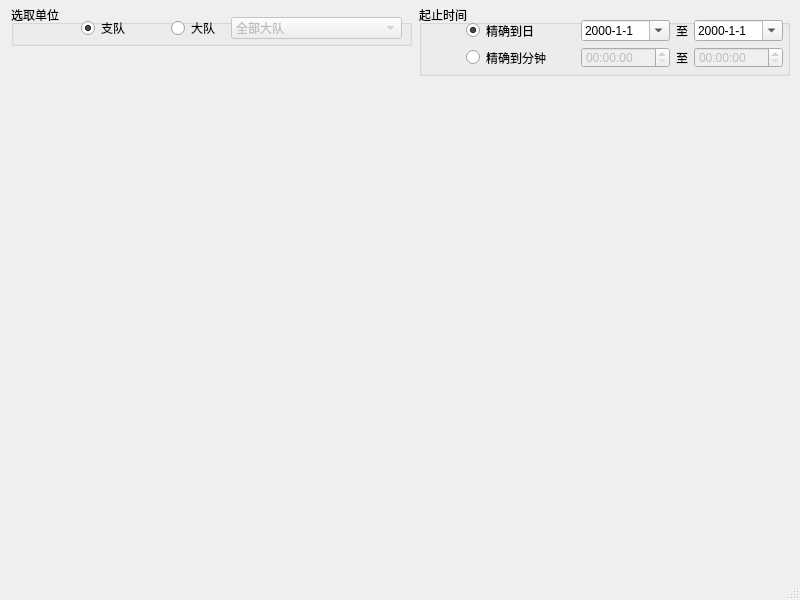
The window that test.ui (nnslyx/pythonProject) describes before a commit, drawn with Qt 5.
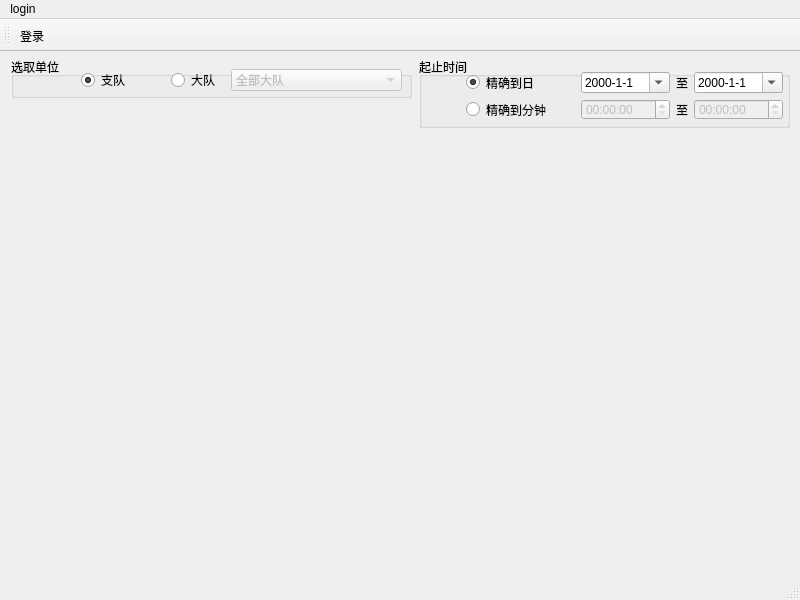
The same window after the commit.

Patch:
```diff
--- a/test.ui
+++ b/test.ui
@@ -219,7 +219,7 @@
     <property name="title">
      <string>起止时间</string>
     </property>
-    <widget class="QWidget" name="">
+    <widget class="QWidget" name="layoutWidget">
      <property name="geometry">
       <rect>
        <x>47</x>
@@ -341,8 +341,45 @@
      <height>23</height>
     </rect>
    </property>
+   <widget class="QMenu" name="menulogin">
+    <property name="title">
+     <string>login</string>
+    </property>
+    <addaction name="actionlogin"/>
+    <addaction name="separator"/>
+    <addaction name="actionclose"/>
+   </widget>
+   <addaction name="menulogin"/>
   </widget>
   <widget class="QStatusBar" name="statusbar"/>
+  <widget class="QToolBar" name="toolBar">
+   <property name="windowTitle">
+    <string>toolBar</string>
+   </property>
+   <attribute name="toolBarArea">
+    <enum>TopToolBarArea</enum>
+   </attribute>
+   <attribute name="toolBarBreak">
+    <bool>false</bool>
+   </attribute>
+   <addaction name="actionlogin"/>
+  </widget>
+  <action name="actionlogin">
+   <property name="text">
+    <string>登录</string>
+   </property>
+   <property name="toolTip">
+    <string>连接数据库</string>
+   </property>
+  </action>
+  <action name="actionclose">
+   <property name="text">
+    <string>关闭</string>
+   </property>
+   <property name="toolTip">
+    <string>退出本程序</string>
+   </property>
+  </action>
  </widget>
  <resources/>
  <connections>
```
